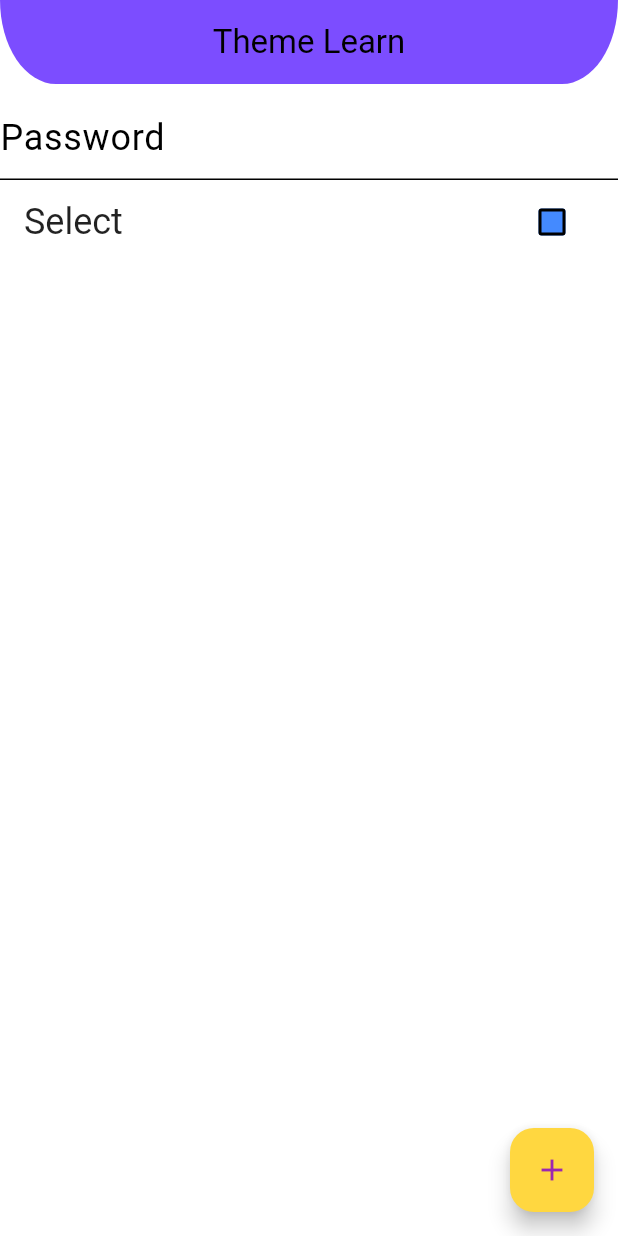
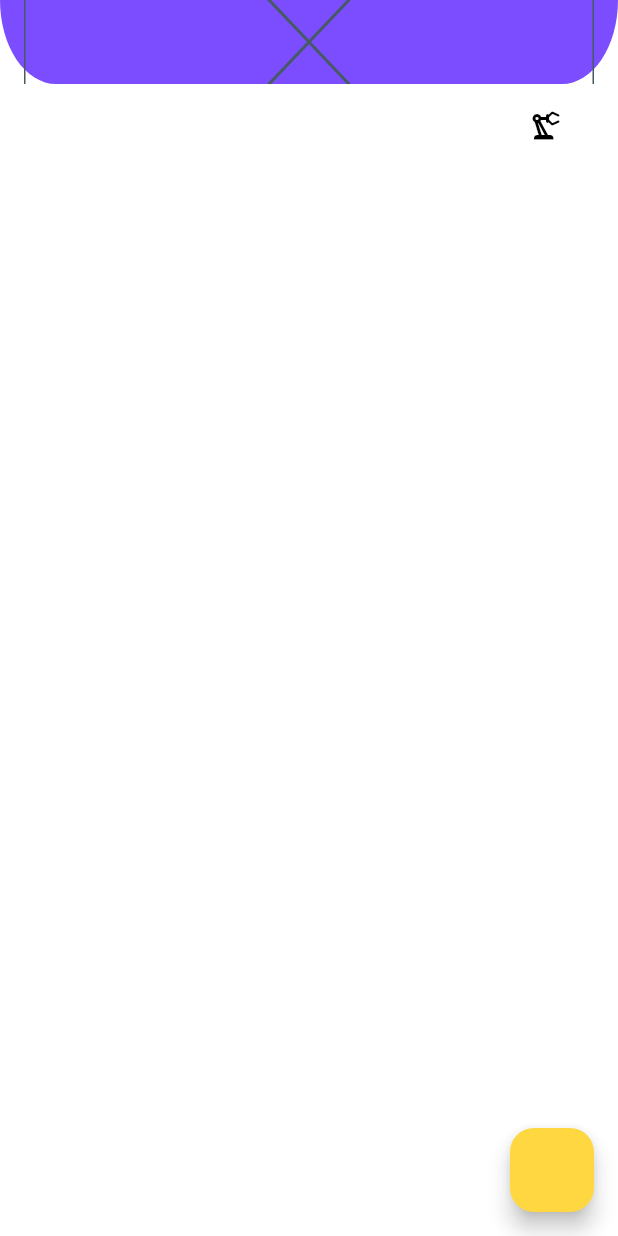
Before and after one commit to drgndenis/one_hundred_days_of_code, a Flutter app: the screen it shows after launch, on a phone screen of 412 x 824 dp. Run offline on Flutter 3.47's test engine with Material 2 defaults, Android fonts, the phone set to English and light mode, and no system bars; our stand-ins replace dio, flutter_spinkit.

Commit message:
Day-13 added

```diff
--- /dev/null
+++ b/lib/Day-13/animated_learn.dart
@@ -0,0 +1,79 @@
+import 'package:flutter/material.dart';
+import 'package:one_hundred_days_of_flutter/Day-13/image_learn_202.dart';
+
+class AnimatedLearn extends StatefulWidget {
+  const AnimatedLearn({super.key});
+
+  @override
+  State<AnimatedLearn> createState() => _AnimatedLearnState();
+}
+
+class _AnimatedLearnState extends State<AnimatedLearn> {
+  final _text = 'Testing the animations';
+  bool _isOpacity = false;
+  bool _isVisible = false;
+
+  void _changeVisible() {
+    setState(() {
+      _isVisible = !_isVisible;
+    });
+  }
+
+  void changeOpacity() {
+    setState(() {
+      _isOpacity = !_isOpacity;
+    });
+  }
+
+  @override
+  Widget build(BuildContext context) {
+    return Scaffold(
+      appBar: AppBar(
+        title: _textWidget(context),
+      ),
+      floatingActionButton: FloatingActionButton(
+        onPressed: _changeVisible,
+      ),
+      // Butona basildiginda Placeholder visible ozelligi false olur ve tekrar bastigimizda gorunur hale geri gelir.
+      body: Column(
+        children: [
+          ListTile(
+            title: AnimatedOpacity(
+              duration: _DurationItems().durationLow,
+              opacity: _isOpacity ? 1 : 0,
+              child: Text(
+                _text,
+                style: Theme.of(context).textTheme.titleLarge,
+              ),
+            ),
+            trailing: IconButton(
+                onPressed: changeOpacity,
+                icon: const Icon(Icons.precision_manufacturing_outlined)),
+          ),
+        ],
+      ),
+    );
+  }
+
+  AnimatedCrossFade _textWidget(BuildContext context) {
+    return AnimatedCrossFade(
+      firstChild: Text(_text, style: context.textTheme().titleLarge),
+      secondChild: const Placeholder(),
+      duration: _DurationItems().durationNormal,
+      crossFadeState:
+          _isVisible ? CrossFadeState.showFirst : CrossFadeState.showSecond,
+    );
+  }
+}
+
+// BuildContext'i extension edip textTheme'lere ulasabiliriz.
+extension BuildContextExtension on BuildContext {
+  TextTheme textTheme() {
+    return Theme.of(this).textTheme;
+  }
+}
+
+class _DurationItems {
+  final durationLow = const Duration(milliseconds: 500);
+  final durationNormal = const Duration(seconds: 1);
+}
--- a/lib/main.dart
+++ b/lib/main.dart
@@ -2,6 +2,8 @@ import 'package:flutter/material.dart';
 import 'package:one_hundred_days_of_flutter/Day-11/theme/light_theme.dart';
 import 'Day-11/theme_learn_view.dart';
 import 'Day-12/widget_size_enum.dart';
+import 'Day-13/animated_learn.dart';
+import 'Day-13/image_learn_202.dart';
 
 void main() {
   runApp(const MyApp());
@@ -49,6 +51,6 @@ class MyApp extends StatelessWidget {
         //     backgroundColor: Colors.transparent,
         //   ),
         // ),
-        home: const ThemeLearnView());
+        home: const AnimatedLearn());
   }
 }
```
Also changed, not shown: lib/Day-13/image_learn_202.dart (added, +34 -0 lines).
